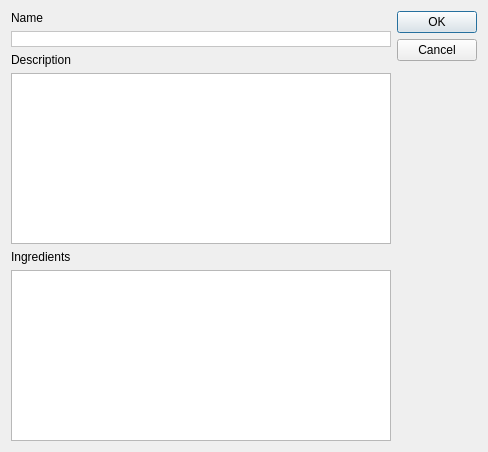
This is Lab1/showfullrecipedialog.ui in vladyslavmakartet/recipe_planner_qt as Qt 5 draws it before an edit. The edited form follows.
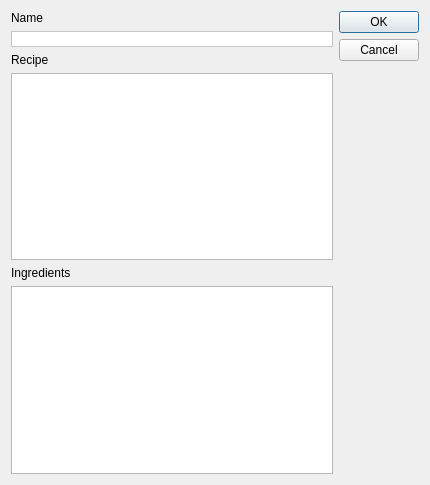
This is the edited form.

The edit to the form file:
```diff
--- a/Lab1/showfullrecipedialog.ui
+++ b/Lab1/showfullrecipedialog.ui
@@ -6,17 +6,23 @@
    <rect>
     <x>0</x>
     <y>0</y>
-    <width>488</width>
-    <height>452</height>
+    <width>430</width>
+    <height>485</height>
    </rect>
   </property>
+  <property name="sizePolicy">
+   <sizepolicy hsizetype="Expanding" vsizetype="Expanding">
+    <horstretch>0</horstretch>
+    <verstretch>0</verstretch>
+   </sizepolicy>
+  </property>
   <property name="windowTitle">
    <string>Info</string>
   </property>
-  <layout class="QHBoxLayout" name="horizontalLayout_2">
-   <item>
-    <layout class="QHBoxLayout" name="horizontalLayout">
-     <item>
+  <layout class="QGridLayout" name="gridLayout_2">
+   <item row="0" column="0">
+    <layout class="QGridLayout" name="gridLayout">
+     <item row="0" column="0">
       <layout class="QVBoxLayout" name="verticalLayout">
        <item>
         <widget class="QLabel" name="nameLabel">
@@ -64,7 +70,7 @@
        <item>
         <widget class="QLabel" name="descriptionLabel">
          <property name="text">
-          <string>Description</string>
+          <string>Recipe</string>
          </property>
         </widget>
        </item>
@@ -100,8 +106,16 @@
        </item>
       </layout>
      </item>
+     <item row="0" column="1">
+      <layout class="QVBoxLayout" name="verticalLayout_2">
      <item>
       <widget class="QDialogButtonBox" name="buttonBox">
+         <property name="sizePolicy">
+          <sizepolicy hsizetype="Fixed" vsizetype="Fixed">
+           <horstretch>0</horstretch>
+           <verstretch>0</verstretch>
+          </sizepolicy>
+         </property>
        <property name="orientation">
         <enum>Qt::Vertical</enum>
        </property>
@@ -109,6 +123,21 @@
         <set>QDialogButtonBox::Cancel|QDialogButtonBox::Ok</set>
        </property>
       </widget>
+       </item>
+       <item>
+        <spacer name="verticalSpacer">
+         <property name="orientation">
+          <enum>Qt::Vertical</enum>
+         </property>
+         <property name="sizeHint" stdset="0">
+          <size>
+           <width>20</width>
+           <height>40</height>
+          </size>
+         </property>
+        </spacer>
+       </item>
+      </layout>
      </item>
     </layout>
    </item>
```
Left out of the diff: 5 changed lines with no effect on the pictures. Lines whose indentation alone changed are shown as unchanged.
